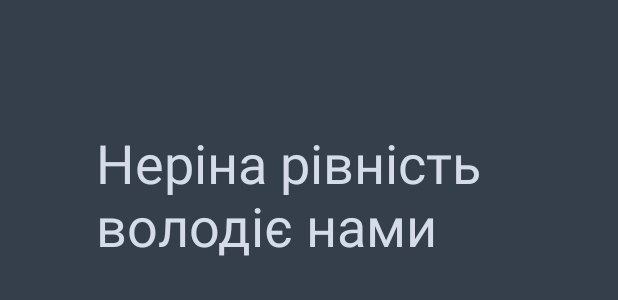
After one commit to MikLay/Secret-Path, an Android app: the layout level04.xml on its own in the app's theme, with its tools: preview values and no code run, on a phone screen of 412 x 824 dp. The commit adds this screen. Shown: the top 300 px of the screen. Run offline under Robolectric (Android 15) with nearby library versions, the phone set to English and light mode, and no system bars; Roboto replaces fonts that are not available here.

Commit message:
Add 3 levels

```diff
--- /dev/null
+++ b/app/src/main/res/layout/level04.xml
@@ -0,0 +1,29 @@
+<?xml version="1.0" encoding="utf-8"?>
+<FrameLayout xmlns:android="http://schemas.android.com/apk/res/android"
+    xmlns:app="http://schemas.android.com/apk/res-auto"
+    xmlns:tools="http://schemas.android.com/tools"
+    android:layout_width="match_parent"
+    android:layout_height="match_parent"
+    android:background="@android:color/transparent"
+    tools:context=".levels.StartOfTimesFragment">
+
+    <!-- TODO: Update blank fragment layout -->
+    <androidx.constraintlayout.widget.ConstraintLayout
+        android:layout_width="match_parent"
+        android:layout_height="match_parent"
+        android:background="@android:color/transparent">
+
+        <TextView
+            android:id="@+id/text1"
+            android:layout_width="284dp"
+            android:layout_height="201dp"
+            android:layout_marginTop="84dp"
+            android:text="@string/level04TextQuestion"
+            android:textColor="?android:textColorSecondary"
+            android:textSize="36sp"
+            app:layout_constraintEnd_toEndOf="parent"
+            app:layout_constraintStart_toStartOf="parent"
+            app:layout_constraintTop_toTopOf="parent" />
+    </androidx.constraintlayout.widget.ConstraintLayout>
+
+</FrameLayout>
```
Also changed, not shown: app/src/main/java/com/justdoit/secretpath/LevelsActivity.java (+7 -6 lines), app/src/main/java/com/justdoit/secretpath/PlayLevelActivity.java (+7 -1 lines), app/src/main/java/com/justdoit/secretpath/levels/SecretPathSong.java (added, +37 -0 lines), app/src/main/java/com/justdoit/secretpath/levels/SkovorodaFragment.java (added, +37 -0 lines), app/src/main/java/com/justdoit/secretpath/levels/StartOfTimesFragment.java (added, +37 -0 lines), app/src/main/res/layout/level03.xml (added, +29 -0 lines), app/src/main/res/layout/level05.xml (added, +29 -0 lines), app/src/main/res/values/strings.xml (+5 -2 lines).
